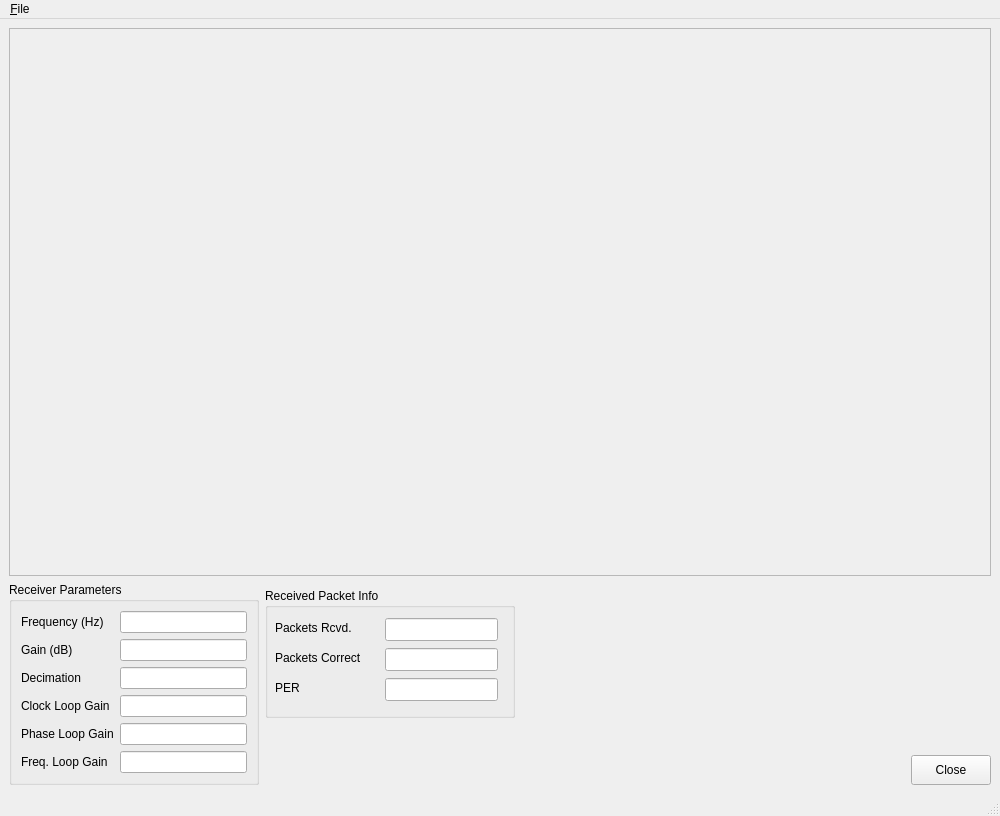
First picture: the form in gnuradio-examples/python/digital/qt_rx_window2.ui, repository ZakyHermawan/gnuradio, before the edit.
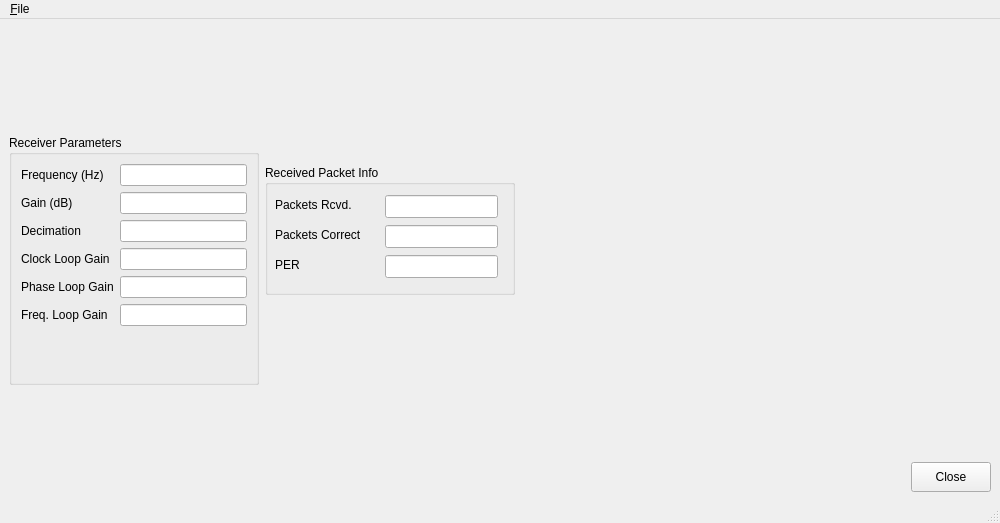
Second picture: the form after the edit.

Commit message: Fixing up GUI windows to better scale with gtgui sinks.

```diff
--- a/gnuradio-examples/python/digital/qt_rx_window2.ui
+++ b/gnuradio-examples/python/digital/qt_rx_window2.ui
@@ -1,22 +1,25 @@
 <ui version="4.0" >
  <class>DigitalWindow</class>
- <widget class="QMainWindow" name="DigitalWindow" >
-  <property name="geometry" >
+ <widget class="QMainWindow" name="DigitalWindow">
+  <property name="geometry">
    <rect>
     <x>0</x>
     <y>0</y>
     <width>1000</width>
-    <height>816</height>
+    <height>523</height>
    </rect>
   </property>
   <property name="windowTitle" >
    <string>MainWindow</string>
   </property>
-  <widget class="QWidget" name="centralwidget" >
-   <layout class="QGridLayout" name="gridLayout" >
-    <item row="1" column="0" >
-     <layout class="QHBoxLayout" name="horizontalLayout" >
-      <property name="sizeConstraint" >
+  <widget class="QWidget" name="centralwidget">
+   <layout class="QVBoxLayout" name="verticalLayout">
+    <item>
+     <layout class="QHBoxLayout" name="sinkLayout"/>
+    </item>
+    <item>
+     <layout class="QHBoxLayout" name="horizontalLayout">
+      <property name="sizeConstraint">
        <enum>QLayout::SetFixedSize</enum>
       </property>
       <item>
@@ -286,33 +289,6 @@
       </item>
      </layout>
     </item>
-    <item row="0" column="0" >
-     <widget class="QFrame" name="sinkFrame" >
-      <property name="sizePolicy" >
-       <sizepolicy vsizetype="Preferred" hsizetype="Preferred" >
-        <horstretch>0</horstretch>
-        <verstretch>1</verstretch>
-       </sizepolicy>
-      </property>
-      <property name="minimumSize" >
-       <size>
-        <width>800</width>
-        <height>500</height>
-       </size>
-      </property>
-      <property name="frameShape" >
-       <enum>QFrame::StyledPanel</enum>
-      </property>
-      <property name="frameShadow" >
-       <enum>QFrame::Raised</enum>
-      </property>
-      <layout class="QHBoxLayout" name="horizontalLayout_2" >
-       <item>
-        <layout class="QHBoxLayout" name="sinkLayout" />
-       </item>
-      </layout>
-     </widget>
-    </item>
    </layout>
    <zorder>sinkFrame</zorder>
    <zorder>verticalSpacer</zorder>
```
Left out of the diff: 191 changed lines with no effect on the pictures. The commit also changes 7 other files.
